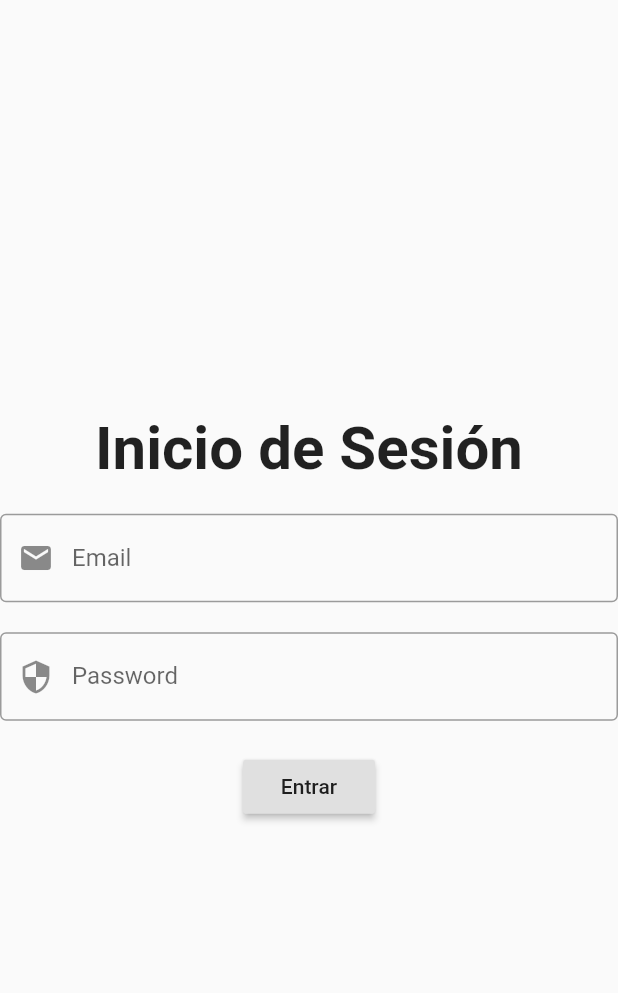
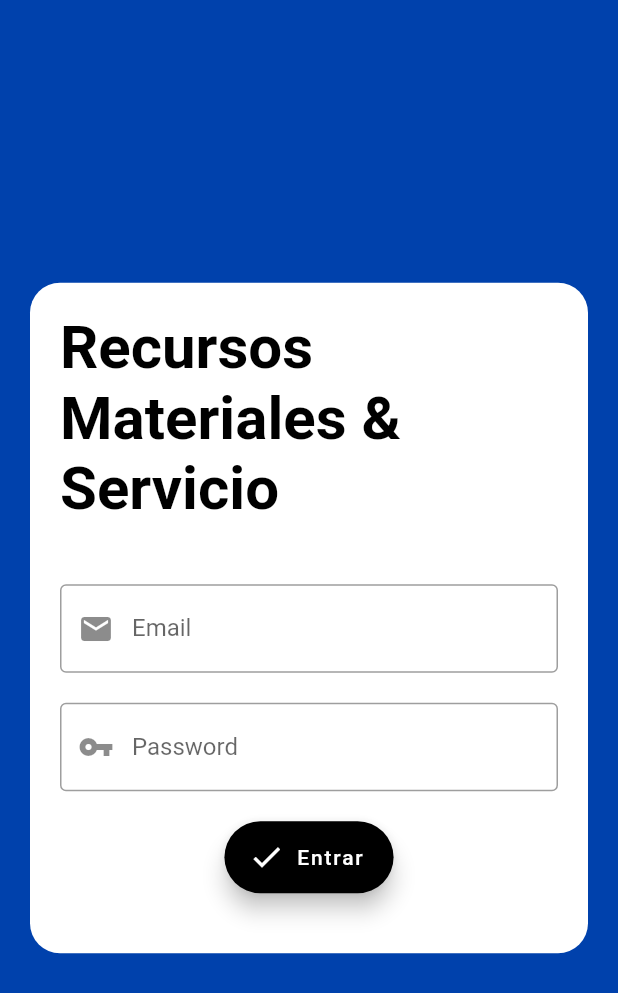
Before and after one commit to devmaufh/proyectadma, a Flutter app: the screen it shows after launch, on a phone screen of 412 x 824 dp. Shown: the top 993 px of the screen. Run offline on Flutter 3.47's test engine with Material 2 defaults, Android fonts, the phone set to English and light mode, and no system bars; our stand-ins replace curved_navigation_bar.

```diff
--- a/lib/main.dart
+++ b/lib/main.dart
@@ -1,11 +1,10 @@
-import 'package:curved_navigation_bar/curved_navigation_bar.dart';
 import 'package:flutter/material.dart';
 import 'package:rmys/src/pages/detalles_salas_pages.dart';
 import 'package:rmys/src/pages/evento_pages.dart';
 import 'package:rmys/src/pages/home.dart';
 import 'package:rmys/src/pages/login_pages.dart';
-import 'package:rmys/src/pages/personal_pages.dart';
 import 'package:rmys/src/pages/salas_pages.dart';
+import 'package:rmys/src/pages/solicitud_pages.dart';
 
 void main() => runApp(MyApp());
 
@@ -27,9 +26,12 @@ class _MyAppState extends State<MyApp> {
       title: 'Recursos Materiales',
       initialRoute: 'login',
       routes: {
-        'home': (BuildContext context) =>HomePage(),
-        'detalleSala' : (BuildContext context) => DetalleSalaPages(),
-        'login' : (BuildContext context) => LoginPage(),
+        'login': (BuildContext context) => LoginPage(),
+        'home': (BuildContext context) => HomePage(),
+        'evento': (BuildContext context) => EventosPage(),
+        'sala': (BuildContext context) => SalasPage(),
+        'detalleSala': (BuildContext context) => DetalleSalaPages(),
+        'solicitud': (BuildContext context) => SolicitudPage(),
       },
     );
   }
--- a/lib/src/pages/login_pages.dart
+++ b/lib/src/pages/login_pages.dart
@@ -15,43 +15,61 @@ class _LoginPageState extends State<LoginPage> {
   @override
   Widget build(BuildContext context) {
     return Scaffold(
-      //backgroundColor: Color.fromRGBO(0, 65, 172, 1.0),
-      body: SafeArea(
-        child: Center(
-          child: Form(
-            key: formKey,
+      backgroundColor: Color.fromRGBO(0, 65, 172, 1.0),
+      body: Column(
+        mainAxisAlignment: MainAxisAlignment.center,
+        crossAxisAlignment: CrossAxisAlignment.start,
+        children: <Widget>[
+          Container(
+            child: Container(
+              margin: EdgeInsets.fromLTRB(20.0, 20.0, 20.0, 20.0),
+              width: double.infinity,
+              padding: EdgeInsets.all(20.0),
+              decoration: BoxDecoration(
+                color: Colors.white,
+                borderRadius: BorderRadius.circular(20.0),
+              ),
+              child: SingleChildScrollView(
                 child: Column(
                   mainAxisAlignment: MainAxisAlignment.center,
                   crossAxisAlignment: CrossAxisAlignment.center,
                   children: <Widget>[
                     Text(
-                  'Inicio de Sesión',
-                  style: TextStyle(fontSize: 40.0, fontWeight: FontWeight.w600),
+                      'Recursos Materiales & Servicio',
+                      textAlign: TextAlign.left,
+                      style: TextStyle(
+                        fontSize: 40.0,
+                        fontWeight: FontWeight.w600,
+                        color: Colors.black,
                       ),
-                SizedBox(height: 20.0),
+                    ),
+                    SizedBox(
+                      height: 40.0,
+                    ),
                     _construyeTextEmail(),
-                SizedBox(height: 20.0),
+                    SizedBox(
+                      height: 20.0,
+                    ),
                     _construyeTextPass(),
                     SizedBox(
                       height: 20.0,
                     ),
-                RaisedButton(
-                  child: Text('Entrar'),
-                  onPressed: () {
-                    _login();
-                  },
-                ),
+                    _boton(),
+                    SizedBox(height: 20.0,)
                   ],
                 ),
               ),
             ),
           ),
+        ],
+      ),
     );
   }
 
+  //Me manda error en esto, autsilio
   _login() async {
-    if (!formKey.currentState.validate()) return;
-    formKey.currentState.save();
+    /*if (!formKey.currentState.validate()) return;
+    formKey.currentState.save();*/
     Navigator.pushNamed(context, 'home');
   }
 
@@ -59,7 +77,7 @@ class _LoginPageState extends State<LoginPage> {
     return TextFormField(
       keyboardType: TextInputType.emailAddress,
       decoration: InputDecoration(
-        hintText: "Ej. Mau@example.com",
+        hintText: "Ejemplo@example.com",
         labelText: "Email",
         border: OutlineInputBorder(borderSide: BorderSide()),
         prefixIcon: Icon(Icons.email),
@@ -82,7 +100,7 @@ class _LoginPageState extends State<LoginPage> {
       decoration: InputDecoration(
         labelText: "Password",
         border: OutlineInputBorder(borderSide: BorderSide()),
-        prefixIcon: Icon(Icons.security),
+        prefixIcon: Icon(Icons.vpn_key),
       ),
       onSaved: (contra) {
         pass = contra;
@@ -93,4 +111,16 @@ class _LoginPageState extends State<LoginPage> {
       },
     );
   }
+
+  Widget _boton() {
+    return FloatingActionButton.extended(
+      onPressed: () {
+        _login();
+      },
+      label: Text('Entrar'),
+      icon: Icon(Icons.check),
+      backgroundColor: Colors.black,
+    );
   }
+
+}
```
Also changed, not shown: lib/src/bloc/solicitud_bloc.dart (added, +18 -0 lines), lib/src/pages/detalles_salas_pages.dart (+58 -17 lines), lib/src/pages/salas_pages.dart (+11 -16 lines), lib/src/pages/solicitud_pages.dart (added, +256 -0 lines), lib/src/providers/apiProvider.dart (+12 -0 lines). Lines whose indentation alone changed are shown as unchanged.
